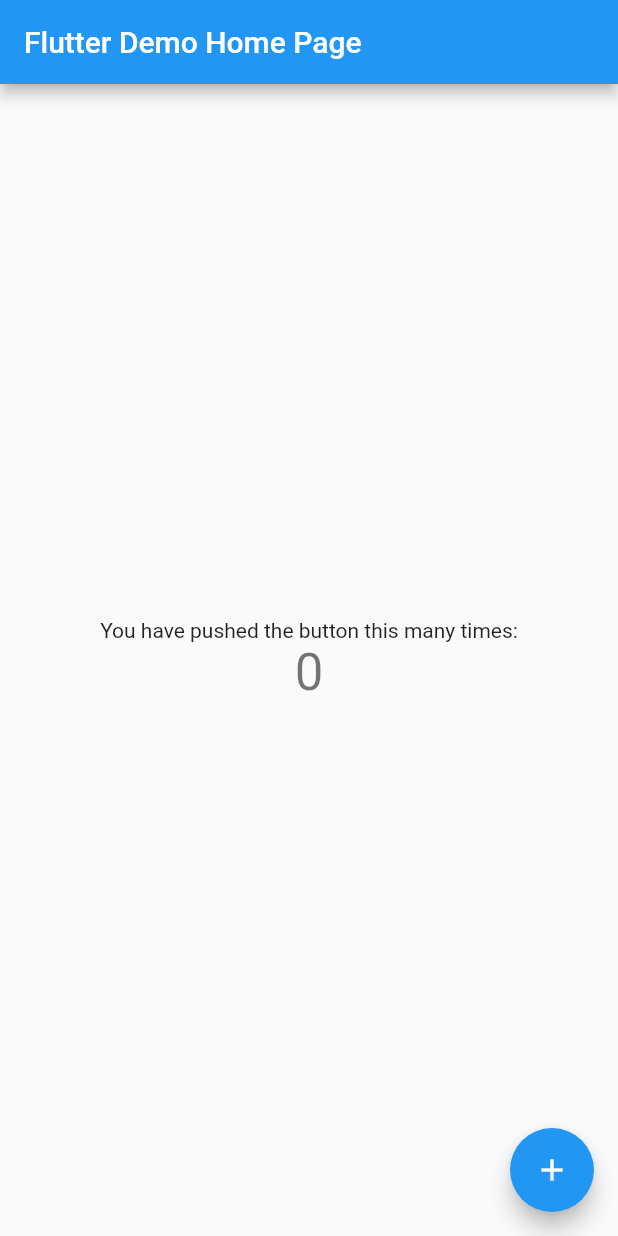
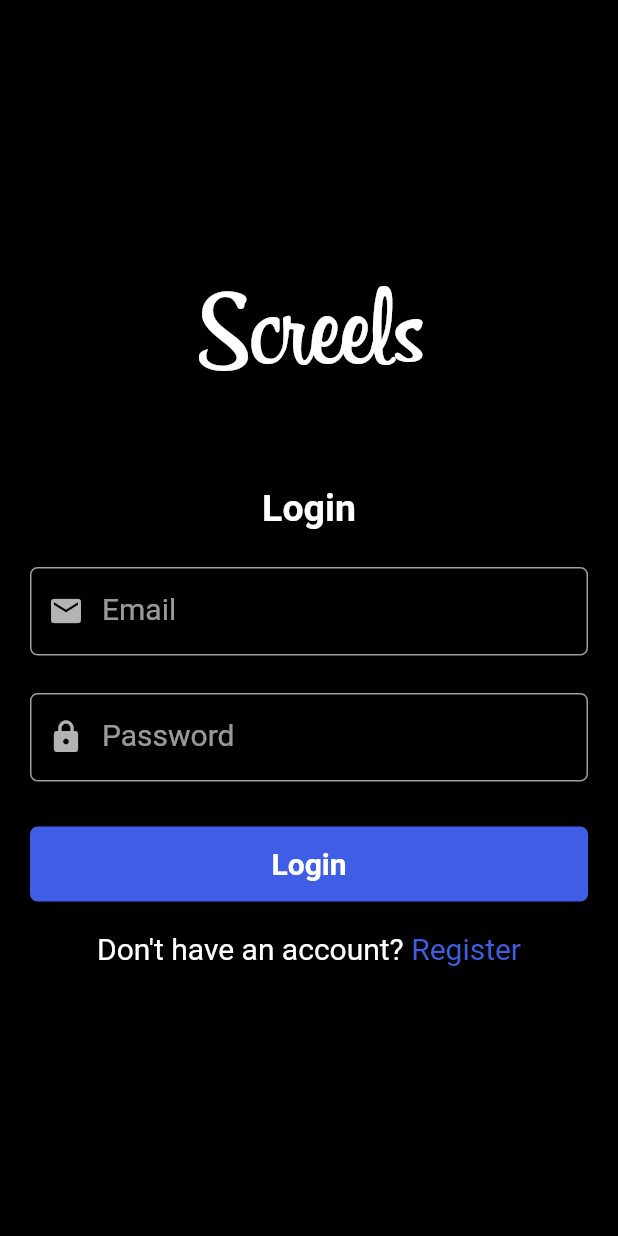
Before and after one commit to NimishR03/Screels, a Flutter app: the screen it shows after launch, on a phone screen of 412 x 824 dp. Run offline on Flutter 3.47's test engine with Material 2 defaults, Android fonts, the light colour scheme and no system bars.

Commit message:
Login Screen

```diff
--- a/lib/main.dart
+++ b/lib/main.dart
@@ -1,4 +1,6 @@
 import 'package:flutter/material.dart';
+import 'package:screels/resources/colors.dart';
+import 'package:screels/views/screens/login.dart';
 
 void main() {
   runApp(const MyApp());
@@ -7,109 +9,13 @@
 class MyApp extends StatelessWidget {
   const MyApp({super.key});
 
-  // This widget is the root of your application.
   @override
   Widget build(BuildContext context) {
     return MaterialApp(
-      title: 'Flutter',
-      theme: ThemeData(
-        // This is the theme of your application.
-        //
-        // Try running your application with "flutter run". You'll see the
-        // application has a blue toolbar. Then, without quitting the app, try
-        // changing the primarySwatch below to Colors.green and then invoke
-        // "hot reload" (press "r" in the console where you ran "flutter run",
-        // or simply save your changes to "hot reload" in a Flutter IDE).
-        // Notice that the counter didn't reset back to zero; the application
-        // is not restarted.
-        primarySwatch: Colors.blue,
-      ),
-      home: const MyHomePage(title: 'Flutter Demo Home Page'),
-    );
+        debugShowCheckedModeBanner: false,
+        title: 'Screels',
+        theme:
+            ThemeData.dark().copyWith(scaffoldBackgroundColor: backgroundColor),
+        home: loginScreen());
   }
 }
-
-class MyHomePage extends StatefulWidget {
-  const MyHomePage({super.key, required this.title});
-
-  // This widget is the home page of your application. It is stateful, meaning
-  // that it has a State object (defined below) that contains fields that affect
-  // how it looks.
-
-  // This class is the configuration for the state. It holds the values (in this
-  // case the title) provided by the parent (in this case the App widget) and
-  // used by the build method of the State. Fields in a Widget subclass are
-  // always marked "final".
-
-  final String title;
-
-  @override
-  State<MyHomePage> createState() => _MyHomePageState();
-}
-
-class _MyHomePageState extends State<MyHomePage> {
-  int _counter = 0;
-
-  void _incrementCounter() {
-    setState(() {
-      // This call to setState tells the Flutter framework that something has
-      // changed in this State, which causes it to rerun the build method below
-      // so that the display can reflect the updated values. If we changed
-      // _counter without calling setState(), then the build method would not be
-      // called again, and so nothing would appear to happen.
-      _counter++;
-    });
-  }
-
-  @override
-  Widget build(BuildContext context) {
-    // This method is rerun every time setState is called, for instance as done
-    // by the _incrementCounter method above.
-    //
-    // The Flutter framework has been optimized to make rerunning build methods
-    // fast, so that you can just rebuild anything that needs updating rather
-    // than having to individually change instances of widgets.
-    return Scaffold(
-      appBar: AppBar(
-        // Here we take the value from the MyHomePage object that was created by
-        // the App.build method, and use it to set our appbar title.
-        title: Text(widget.title),
-      ),
-      body: Center(
-        // Center is a layout widget. It takes a single child and positions it
-        // in the middle of the parent.
-        child: Column(
-          // Column is also a layout widget. It takes a list of children and
-          // arranges them vertically. By default, it sizes itself to fit its
-          // children horizontally, and tries to be as tall as its parent.
-          //
-          // Invoke "debug painting" (press "p" in the console, choose the
-          // "Toggle Debug Paint" action from the Flutter Inspector in Android
-          // Studio, or the "Toggle Debug Paint" command in Visual Studio Code)
-          // to see the wireframe for each widget.
-          //
-          // Column has various properties to control how it sizes itself and
-          // how it positions its children. Here we use mainAxisAlignment to
-          // center the children vertically; the main axis here is the vertical
-          // axis because Columns are vertical (the cross axis would be
-          // horizontal).
-          mainAxisAlignment: MainAxisAlignment.center,
-          children: <Widget>[
-            const Text(
-              'You have pushed the button this many times:',
-            ),
-            Text(
-              '$_counter',
-              style: Theme.of(context).textTheme.headline4,
-            ),
-          ],
-        ),
-      ),
-      floatingActionButton: FloatingActionButton(
-        onPressed: _incrementCounter,
-        tooltip: 'Increment',
-        child: const Icon(Icons.add),
-      ), // This trailing comma makes auto-formatting nicer for build methods.
-    );
-  }
-}
--- /dev/null
+++ b/lib/resources/colors.dart
@@ -0,0 +1,6 @@
+import 'package:flutter/material.dart';
+
+const backgroundColor = Colors.black;
+var buttonColor = Colors.red[400];
+const borderColor = Colors.grey;
+var loginColor = Color.fromRGBO(64, 93, 230, 1);
--- /dev/null
+++ b/lib/views/fields/textinput.dart
@@ -0,0 +1,41 @@
+import 'package:flutter/material.dart';
+
+import '../../resources/colors.dart';
+
+class TextInputC extends StatelessWidget {
+  final TextEditingController controller;
+  final String labeltext;
+  final bool ifObscure;
+  final IconData icon;
+
+  const TextInputC({
+    super.key,
+    required this.controller,
+    required this.labeltext,
+    this.ifObscure = false,
+    required this.icon,
+  });
+
+  @override
+  Widget build(BuildContext context) {
+    return TextField(
+      controller: controller,
+      decoration: InputDecoration(
+        labelText: labeltext,
+        prefixIcon: Icon(icon),
+        labelStyle: const TextStyle(fontSize: 20),
+        enabledBorder: OutlineInputBorder(
+            borderRadius: BorderRadius.circular(5),
+            borderSide: const BorderSide(
+              color: borderColor,
+            )),
+        focusedBorder: OutlineInputBorder(
+            borderRadius: BorderRadius.circular(5),
+            borderSide: const BorderSide(
+              color: borderColor,
+            )),
+      ),
+      obscureText: ifObscure,
+    );
+  }
+}
--- /dev/null
+++ b/lib/views/screens/login.dart
@@ -0,0 +1,106 @@
+import 'package:flutter/material.dart';
+import 'package:screels/resources/colors.dart';
+import 'package:screels/views/fields/textinput.dart';
+
+class loginScreen extends StatelessWidget {
+  loginScreen({super.key});
+
+  final TextEditingController _emailtext = TextEditingController();
+  final TextEditingController _passwordtext = TextEditingController();
+
+  @override
+  Widget build(BuildContext context) {
+    return Scaffold(
+        body: Container(
+      alignment: Alignment.center,
+      child: Column(
+        mainAxisAlignment: MainAxisAlignment.center,
+        children: [
+          const Text(
+            'Screels',
+            style: TextStyle(
+                fontSize: 75,
+                color: Colors.white,
+                fontWeight: FontWeight.w500,
+                fontFamily: "Billabong"),
+          ),
+          const SizedBox(
+            height: 50,
+          ),
+          const Text(
+            'Login',
+            style: TextStyle(fontSize: 25, fontWeight: FontWeight.w700),
+          ),
+          const SizedBox(
+            height: 25,
+          ),
+          Container(
+            width: MediaQuery.of(context).size.width,
+            margin: const EdgeInsets.only(left: 20, right: 20),
+            child: TextInputC(
+                controller: _emailtext, labeltext: 'Email', icon: Icons.email),
+          ),
+          const SizedBox(
+            height: 25,
+          ),
+          Container(
+            width: MediaQuery.of(context).size.width,
+            margin: const EdgeInsets.only(left: 20, right: 20),
+            child: TextInputC(
+                controller: _passwordtext,
+                labeltext: 'Password',
+                ifObscure: true,
+                icon: Icons.lock),
+          ),
+          const SizedBox(
+            height: 30,
+          ),
+          Container(
+            width: MediaQuery.of(context).size.width - 40,
+            height: 50,
+            decoration: BoxDecoration(
+                color: loginColor,
+                borderRadius: BorderRadius.all(Radius.circular(5))),
+            child: InkWell(
+              onTap: () {
+                print('login user');
+              },
+              child: const Center(
+                child: Text(
+                  'Login',
+                  style: TextStyle(
+                    fontSize: 20,
+                    fontWeight: FontWeight.w700,
+                  ),
+                ),
+              ),
+            ),
+          ),
+          const SizedBox(
+            height: 20,
+          ),
+          Row(
+            mainAxisAlignment: MainAxisAlignment.center,
+            children: [
+              const Text(
+                'Don\'t have an account? ',
+                style: TextStyle(
+                  fontSize: 20,
+                ),
+              ),
+              InkWell(
+                onTap: () {
+                  print('Navigating');
+                },
+                child: Text(
+                  'Register',
+                  style: TextStyle(fontSize: 20, color: loginColor),
+                ),
+              ),
+            ],
+          ),
+        ],
+      ),
+    ));
+  }
+}
--- a/pubspec.yaml
+++ b/pubspec.yaml
@@ -75,8 +75,10 @@
   # "family" key with the font family name, and a "fonts" key with a
   # list giving the asset and other descriptors for the font. For
   # example:
-  # fonts:
-  #   - family: Schyler
+  fonts:
+    - family: Billabong
+      fonts:
+        - asset: assets/insta.ttf
   #     fonts:
   #       - asset: fonts/Schyler-Regular.ttf
   #       - asset: fonts/Schyler-Italic.ttf
```
Also changed, not shown: assets/insta.ttf (added).
